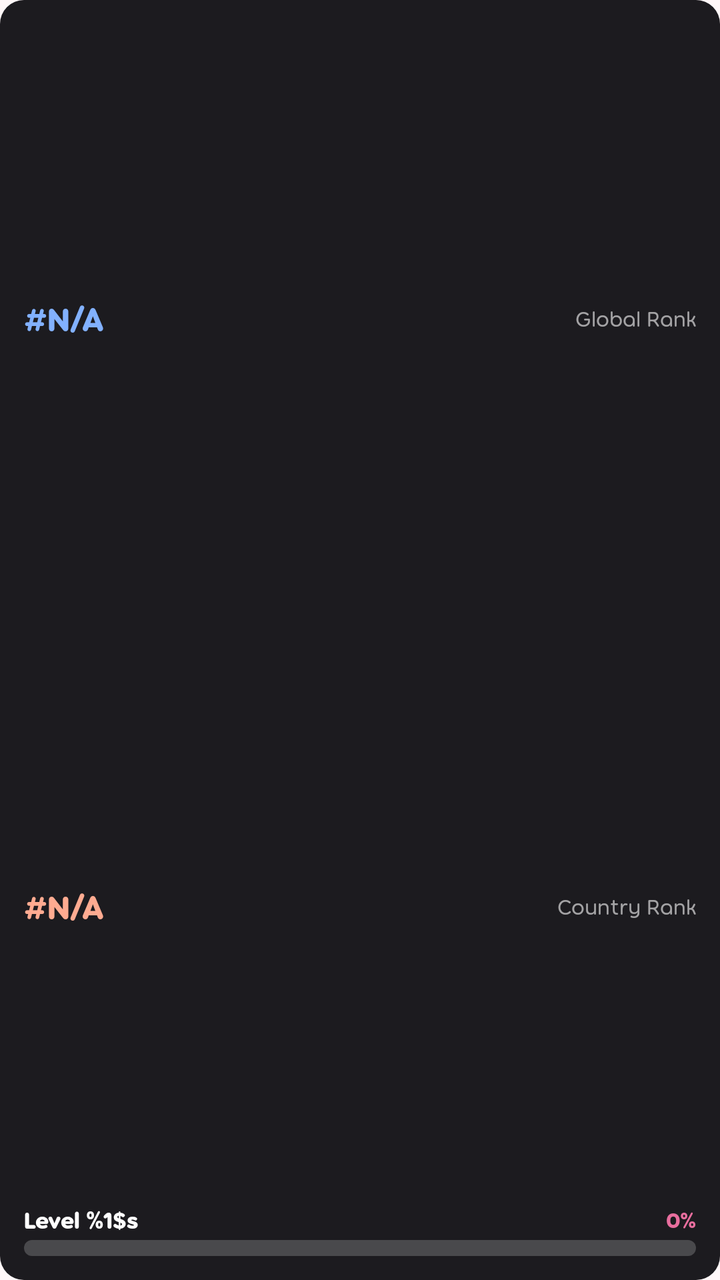
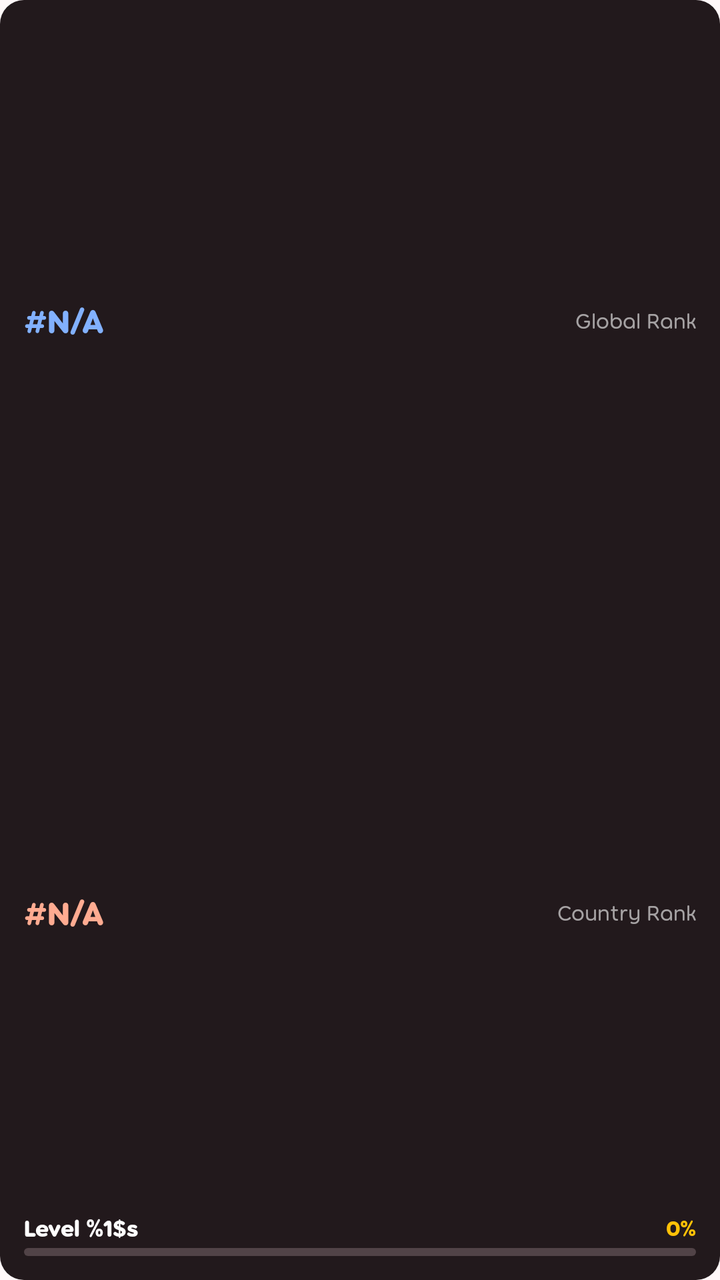

An Android layout rendered at two revisions. The XML below is the earlier revision; the diff shows what the commit changed to produce the second picture.
<!-- AndroidManifest.xml: application theme Theme.OsuPanel -->
<!-- res/layout/stats_widget_layout.xml -->
<?xml version="1.0" encoding="utf-8"?>
<LinearLayout xmlns:android="http://schemas.android.com/apk/res/android"
    android:id="@+id/stats_widget_root"
    android:layout_width="match_parent"
    android:layout_height="match_parent"
    android:orientation="vertical"
    android:background="@drawable/widget_card_bg"
    android:padding="12dp">

    
    <LinearLayout
        android:layout_width="match_parent"
        android:layout_height="0dp"
        android:layout_weight="1"
        android:orientation="horizontal"
        android:gravity="center_vertical">

        <TextView
            android:id="@+id/rank_global_value"
            android:layout_width="wrap_content"
            android:layout_height="wrap_content"
            android:text="@string/widget_rank_na"
            android:textColor="#FF82B1FF"
            android:textSize="17sp"
            android:fontFamily="@font/torus"
            android:textStyle="bold"
            android:maxLines="1"
            android:ellipsize="end" />

        <TextView
            android:layout_width="0dp"
            android:layout_height="wrap_content"
            android:layout_weight="1"
            android:text="@string/widget_global_rank_label"
            android:textColor="#99FFFFFF"
            android:textSize="11sp"
            android:fontFamily="@font/torus"
            android:gravity="end"
            android:layout_marginStart="8dp" />
    </LinearLayout>

    
    <LinearLayout
        android:layout_width="match_parent"
        android:layout_height="0dp"
        android:layout_weight="1"
        android:orientation="horizontal"
        android:gravity="center_vertical">

        <TextView
            android:id="@+id/rank_country_value"
            android:layout_width="wrap_content"
            android:layout_height="wrap_content"
            android:text="@string/widget_rank_na"
            android:textColor="#FFFFAB91"
            android:textSize="17sp"
            android:fontFamily="@font/torus"
            android:textStyle="bold"
            android:maxLines="1"
            android:ellipsize="end" />

        <TextView
            android:layout_width="0dp"
            android:layout_height="wrap_content"
            android:layout_weight="1"
            android:text="@string/widget_country_rank_label"
            android:textColor="#99FFFFFF"
            android:textSize="11sp"
            android:fontFamily="@font/torus"
            android:gravity="end"
            android:layout_marginStart="8dp" />
    </LinearLayout>

    
    <LinearLayout
        android:layout_width="match_parent"
        android:layout_height="wrap_content"
        android:orientation="horizontal"
        android:gravity="center_vertical"
        android:layout_marginTop="2dp"
        android:layout_marginBottom="3dp">

        <TextView
            android:id="@+id/level_text"
            android:layout_width="wrap_content"
            android:layout_height="wrap_content"
            android:text="@string/widget_level_value"
            android:textColor="#FFFFFFFF"
            android:textSize="12sp"
            android:fontFamily="@font/torus"
            android:textStyle="bold"
            android:maxLines="1"
            android:ellipsize="end" />

        <TextView
            android:id="@+id/level_percent_text"
            android:layout_width="0dp"
            android:layout_height="wrap_content"
            android:layout_weight="1"
            android:text="@string/widget_zero_percent"
            android:textColor="#FFE86E9E"
            android:textSize="11sp"
            android:fontFamily="@font/torus"
            android:textStyle="bold"
            android:gravity="end"
            android:layout_marginStart="8dp" />
    </LinearLayout>

    
    <ProgressBar
        android:id="@+id/level_progress"
        style="?android:attr/progressBarStyleHorizontal"
        android:layout_width="match_parent"
        android:layout_height="8dp"
        android:max="100"
        android:progress="0"
        android:progressDrawable="@drawable/widget_progress_bar" />
</LinearLayout>
<!-- resources referenced by this layout -->
<resources>
  <!-- drawable widget_card_bg (drawable) -->
  <?xml version="1.0" encoding="utf-8"?>
  <shape xmlns:android="http://schemas.android.com/apk/res/android">
      <solid android:color="#FF1C1B1F" />
      <corners android:radius="12dp" />
  </shape>
  <!-- drawable widget_progress_bar (drawable) -->
  <?xml version="1.0" encoding="utf-8"?>
  <layer-list xmlns:android="http://schemas.android.com/apk/res/android">
      
      <item android:id="@android:id/background">
          <shape android:shape="rectangle">
              <corners android:radius="4dp" />
              <solid android:color="#33FFFFFF" />
          </shape>
      </item>
      
      <item android:id="@android:id/progress">
          <clip>
              <shape android:shape="rectangle">
                  <corners android:radius="4dp" />
                  <solid android:color="#FFE86E9E" />
              </shape>
          </clip>
      </item>
  </layer-list>
  <string name="widget_country_rank_label">Country Rank</string>
  <string name="widget_global_rank_label">Global Rank</string>
  <string name="widget_level_value">Level %1$s</string>
  <string name="widget_rank_na">#N/A</string>
  <string name="widget_zero_percent">0%</string>
  <style name="Theme.OsuPanel" parent="android:Theme.Material.Light.NoActionBar">
          <item name="android:statusBarColor">@android:color/transparent</item>
          <item name="android:navigationBarColor">@android:color/transparent</item>
          <item name="android:windowBackground">#FFF8F9</item>
      </style>
</resources>

<!-- the commit's change to res/layout/stats_widget_layout.xml (unified diff, before → after) -->
@@ -98,7 +98,7 @@
             android:layout_height="wrap_content"
             android:layout_weight="1"
             android:text="@string/widget_zero_percent"
-            android:textColor="#FFE86E9E"
+            android:textColor="#FFC107"
             android:textSize="11sp"
             android:fontFamily="@font/torus"
             android:textStyle="bold"
@@ -111,7 +111,7 @@
         android:id="@+id/level_progress"
         style="?android:attr/progressBarStyleHorizontal"
         android:layout_width="match_parent"
-        android:layout_height="8dp"
+        android:layout_height="4dp"
         android:max="100"
         android:progress="0"
         android:progressDrawable="@drawable/widget_progress_bar" />
<!-- resource entries referenced after the edit -->
@@ -3,7 +3,7 @@
   <!-- drawable widget_card_bg (drawable) -->
   <?xml version="1.0" encoding="utf-8"?>
   <shape xmlns:android="http://schemas.android.com/apk/res/android">
-      <solid android:color="#FF1C1B1F" />
+      <solid android:color="#FF22191C" />
       <corners android:radius="12dp" />
   </shape>
   <!-- drawable widget_progress_bar (drawable) -->
@@ -12,16 +12,16 @@
       
       <item android:id="@android:id/background">
           <shape android:shape="rectangle">
-              <corners android:radius="4dp" />
-              <solid android:color="#33FFFFFF" />
+              <corners android:radius="2dp" />
+              <solid android:color="#FF514347" />
           </shape>
       </item>
       
       <item android:id="@android:id/progress">
           <clip>
               <shape android:shape="rectangle">
-                  <corners android:radius="4dp" />
-                  <solid android:color="#FFE86E9E" />
+                  <corners android:radius="2dp" />
+                  <solid android:color="#FFC107" />
               </shape>
           </clip>
       </item>
@@ -34,7 +34,8 @@
   <style name="Theme.OsuPanel" parent="android:Theme.Material.Light.NoActionBar">
           <item name="android:statusBarColor">@android:color/transparent</item>
           <item name="android:navigationBarColor">@android:color/transparent</item>
-          <item name="android:windowBackground">#FFF8F9</item>
+          <item name="android:windowBackground">@color/light_background</item>
       </style>
+  <color name="light_background">#FFF8F9</color>
 </resources>
 
